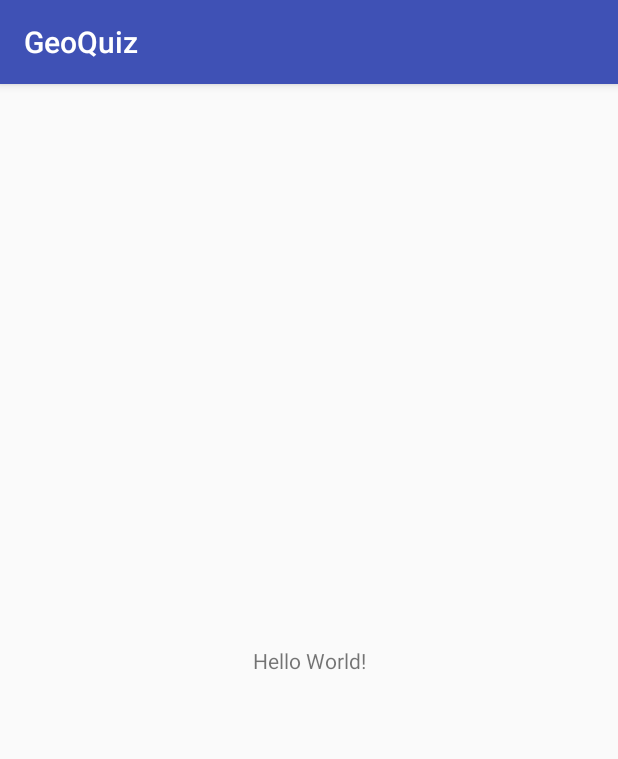
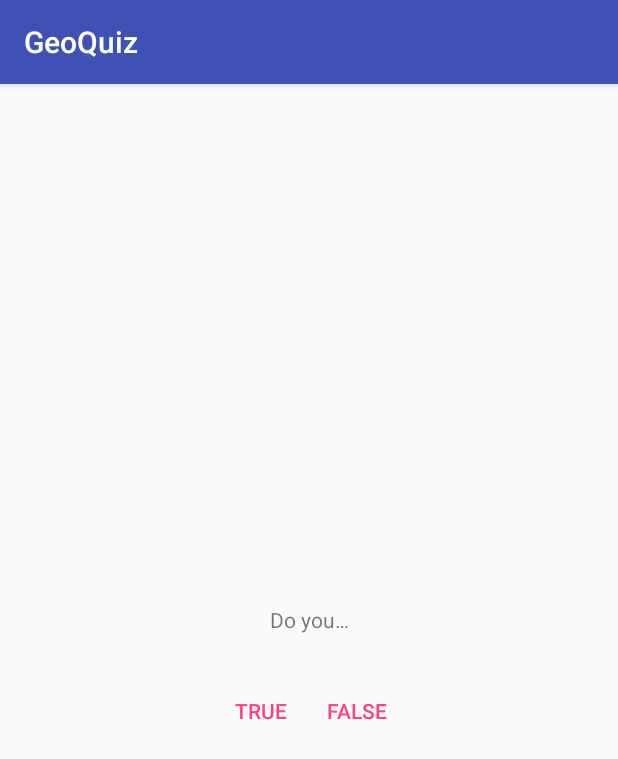
Before and after one commit to AlexStrizh/GeoQuiz, an Android app: the screen it shows after launch (QuizActivity), on a phone screen of 412 x 824 dp. Shown: the top 759 px of the screen. Run offline under Robolectric (Android 15) with nearby library versions, the phone set to English and light mode, and no system bars.

Commit message:
Add layers and buttons.

```diff
--- a/app/src/main/res/layout/activity_quiz.xml
+++ b/app/src/main/res/layout/activity_quiz.xml
@@ -5,15 +5,39 @@
         xmlns:app="http://schemas.android.com/apk/res-auto"
         android:layout_width="match_parent"
         android:layout_height="match_parent"
+
         tools:context=".QuizActivity">
 
+    <LinearLayout
+            android:orientation="vertical"
+            android:layout_width="wrap_content"
+            android:layout_height="wrap_content" android:gravity="center" app:layout_constraintTop_toTopOf="parent"
+            app:layout_constraintBottom_toBottomOf="parent" app:layout_constraintStart_toStartOf="parent"
+            app:layout_constraintHorizontal_bias="0.5" app:layout_constraintEnd_toEndOf="parent">
         <TextView
                 android:layout_width="wrap_content"
                 android:layout_height="wrap_content"
-        android:text="Hello World!"
+                android:text="@string/question_text"
+                android:padding="24dp"
                 app:layout_constraintBottom_toBottomOf="parent"
                 app:layout_constraintLeft_toLeftOf="parent"
                 app:layout_constraintRight_toRightOf="parent"
-        app:layout_constraintTop_toTopOf="parent" />
+                app:layout_constraintTop_toTopOf="parent"/>
+        <LinearLayout
+                android:orientation="horizontal"
+                android:layout_width="wrap_content"
+                android:layout_height="wrap_content">
+            <Button
+                    android:text="@string/true_button"
+                    android:layout_width="wrap_content"
+                    android:layout_height="wrap_content" android:id="@+id/button" android:layout_weight="1"
+                    style="?android:attr/buttonBarButtonStyle"/>
+            <Button
+                    android:text="@string/false_button"
+                    android:layout_width="wrap_content"
+                    android:layout_height="wrap_content" android:id="@+id/button2" android:layout_weight="1"
+                    style="?android:attr/buttonBarButtonStyle"/>
+        </LinearLayout>
+    </LinearLayout>
 
 </android.support.constraint.ConstraintLayout>
--- a/app/src/main/res/values/strings.xml
+++ b/app/src/main/res/values/strings.xml
@@ -1,3 +1,6 @@
 <resources>
     <string name="app_name">GeoQuiz</string>
+    <string name="question_text">Do you…</string>
+    <string name="true_button">True</string>
+    <string name="false_button">False</string>
 </resources>
--- a/app/src/main/res/values/styles.xml
+++ b/app/src/main/res/values/styles.xml
@@ -1,7 +1,7 @@
 <resources>
 
     <!-- Base application theme. -->
-    <style name="AppTheme" parent="Theme.AppCompat.Light.DarkActionBar">
+    <style name="AppTheme" parent="Base.Theme.AppCompat.Light.DarkActionBar">
         <!-- Customize your theme here. -->
         <item name="colorPrimary">@color/colorPrimary</item>
         <item name="colorPrimaryDark">@color/colorPrimaryDark</item>
```
Lines whose indentation alone changed are shown as unchanged.
